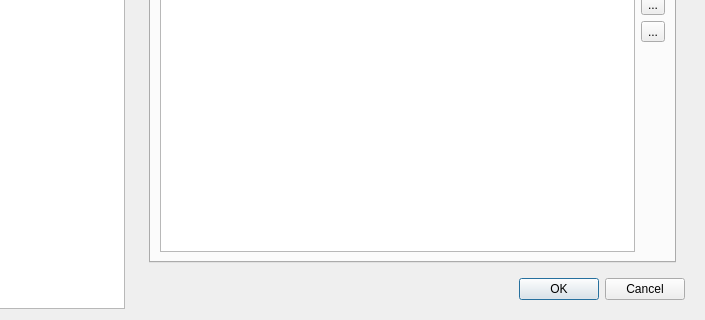
Above: src/faculty/facultysettings.ui from rainovskyqt/teacher_plan before the change; both pictures show x 142 to 847 and y 193 to 513 of the 847 by 513 pixel window. Below: the same form after it.
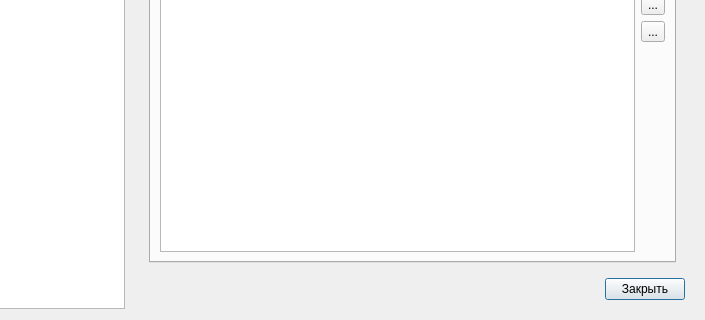
That is the form after the change. Icons and pictures are not drawn. Custom widgets are drawn as their Qt base class.

Patch:
```diff
--- a/src/faculty/facultysettings.ui
+++ b/src/faculty/facultysettings.ui
@@ -44,8 +44,6 @@
         </layout>
        </widget>
        <widget class="QWidget" name="page_settings">
-        <layout class="QVBoxLayout" name="verticalLayout_6">
-         <item>
           <layout class="QVBoxLayout" name="verticalLayout">
            <item>
             <widget class="QWidget" name="w_settings" native="true">
@@ -226,9 +224,24 @@
             </widget>
            </item>
            <item>
-            <widget class="QDialogButtonBox" name="buttonBox">
-             <property name="standardButtons">
-              <set>QDialogButtonBox::Cancel|QDialogButtonBox::Ok</set>
+          <layout class="QHBoxLayout" name="horizontalLayout_6">
+           <item>
+            <spacer name="horizontalSpacer_2">
+             <property name="orientation">
+              <enum>Qt::Horizontal</enum>
+             </property>
+             <property name="sizeHint" stdset="0">
+              <size>
+               <width>40</width>
+               <height>20</height>
+              </size>
+             </property>
+            </spacer>
+           </item>
+           <item>
+            <widget class="QPushButton" name="btn_close">
+             <property name="text">
+              <string>Закрыть</string>
              </property>
             </widget>
            </item>
```
Left out of the diff: 35 changed lines with no effect on the pictures. Lines whose indentation alone changed are shown as unchanged.
